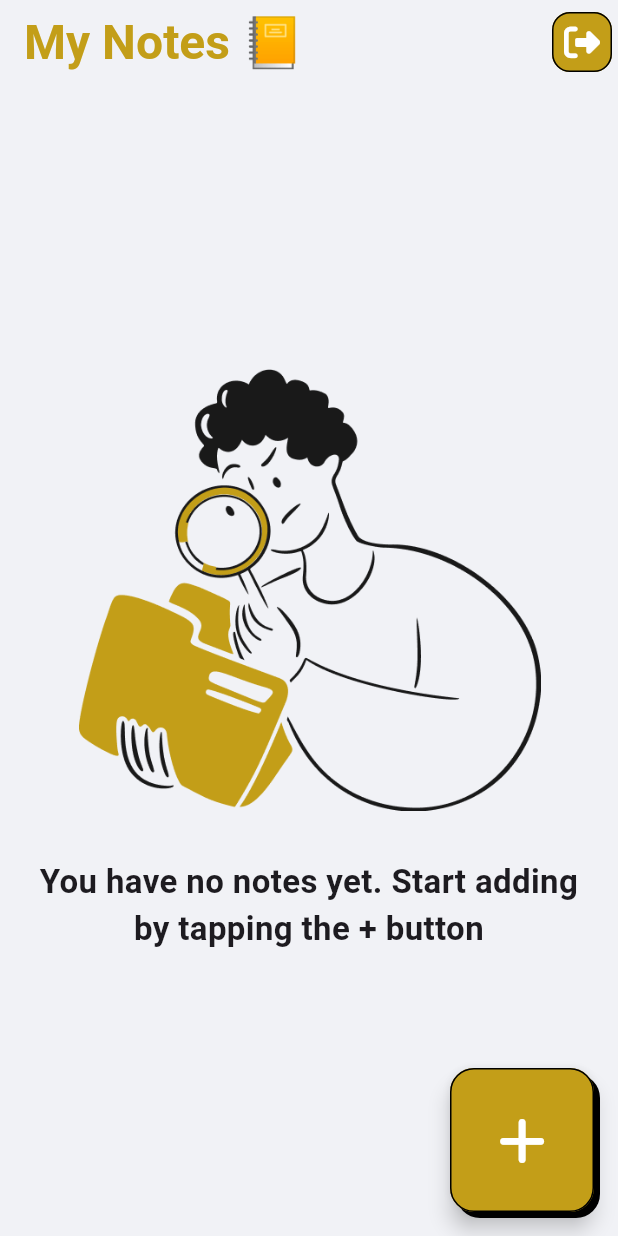
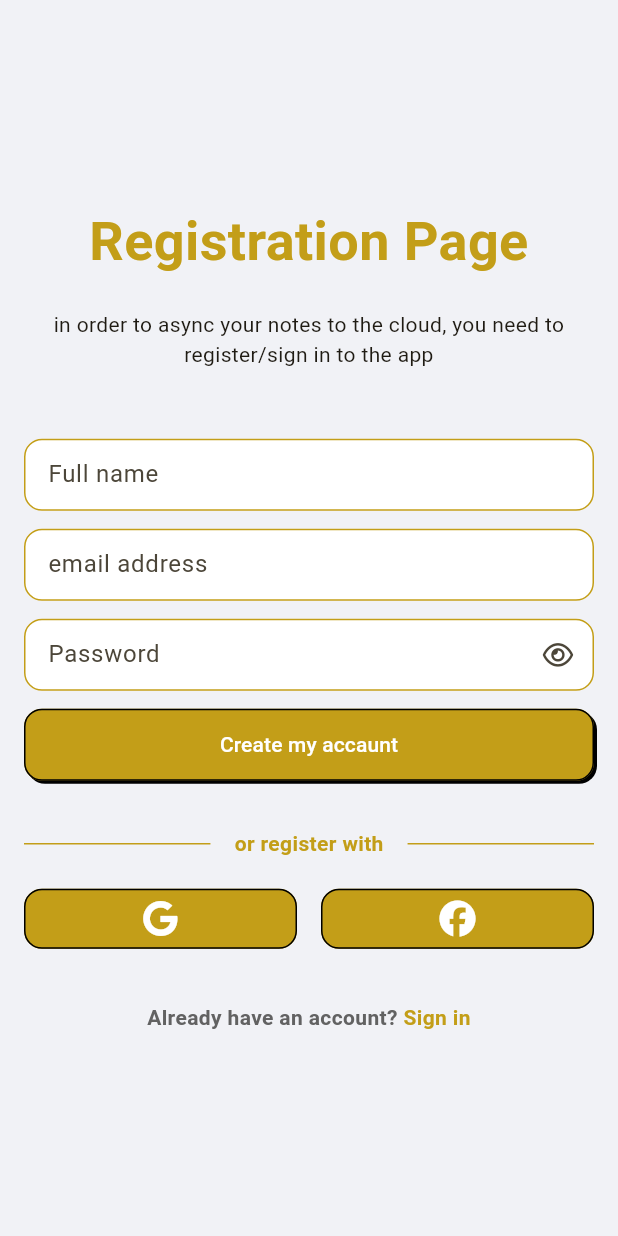
Before and after one commit to mutirov/noteapp, a Flutter app: the screen it shows after launch, on a phone screen of 412 x 824 dp. Run offline on Flutter 3.47's test engine with Material 3 defaults, Android fonts, the phone set to English and light mode, and no system bars; our stand-ins replace firebase_core, font_awesome_flutter; accounts and stored records are empty; Roboto replaces fonts that are missing (Fredoka, Poppins).

```diff
--- a/lib/change_notifiers/new_note_controller.dart
+++ b/lib/change_notifiers/new_note_controller.dart
@@ -3,6 +3,7 @@ import 'package:notes_app/change_notifiers/notes_provider.dart';
 import 'package:notes_app/models/note.dart';
 import 'package:provider/provider.dart';
 import 'package:collection/collection.dart';
+
 
 class NewNoteController extends ChangeNotifier {
   Note? _note;
--- /dev/null
+++ b/lib/change_notifiers/registration_controller.dart
@@ -0,0 +1,17 @@
+import 'package:flutter/material.dart';
+
+class RegistrationController extends ChangeNotifier {
+  bool _isRegisterMode = true;
+  bool get isRegisterMode => _isRegisterMode;
+  set isRegisterMode(bool value) {
+    _isRegisterMode = value;
+    notifyListeners();
+  }
+
+  bool _isPasswordHidden = true;
+  bool get isPasswordHidden => _isPasswordHidden;
+  set isPasswordHidden(bool value) {
+    _isPasswordHidden = value;
+    notifyListeners();
+  }
+}
--- a/lib/main.dart
+++ b/lib/main.dart
@@ -1,11 +1,19 @@
 import 'package:flutter/material.dart';
 import 'package:notes_app/change_notifiers/notes_provider.dart';
+import 'package:notes_app/change_notifiers/registration_controller.dart';
+import 'package:notes_app/pages/registration_page.dart';
 import 'package:notes_app/tools/constants.dart';
 import 'package:notes_app/pages/main_page.dart';
 import 'package:provider/provider.dart';
+import 'package:firebase_core/firebase_core.dart';
+import 'firebase_options.dart';
 
 
-void main() async {
+Future<void> main() async {
+  WidgetsFlutterBinding.ensureInitialized();
+await Firebase.initializeApp(
+  options: DefaultFirebaseOptions.currentPlatform,
+);
   runApp(const MyApp());
 }
 class MyApp extends StatelessWidget {
@@ -13,7 +21,11 @@ class MyApp extends StatelessWidget {
 
   @override
   Widget build(BuildContext context) {
-    return ChangeNotifierProvider(create: (context) => NotesProvider(),
+    return MultiProvider(
+      providers: [
+        ChangeNotifierProvider(create: (context) => NotesProvider()),
+        ChangeNotifierProvider(create: (context) => RegistrationController()),
+        ],
     child: MaterialApp(
       debugShowCheckedModeBanner: false,
       title: 'Take Notes',
@@ -21,7 +33,7 @@ class MyApp extends StatelessWidget {
         useMaterial3: true,
         fontFamily: 'Poppins',
         scaffoldBackgroundColor: background,
-        colorScheme: ColorScheme.fromSeed(seedColor: Colors.deepPurple),
+        colorScheme: ColorScheme.fromSeed(seedColor:primary),
         appBarTheme: Theme.of(context).appBarTheme.copyWith(
           backgroundColor: Colors.transparent,
           titleTextStyle: TextStyle(
@@ -32,7 +44,7 @@ class MyApp extends StatelessWidget {
           ),
         ),
       ),
-      home: MainPage(),
+      home:  RegistrationPage()  // MainPage(),
     ));
   }
 }
--- /dev/null
+++ b/lib/pages/registration_page.dart
@@ -0,0 +1,251 @@
+import 'package:flutter/gestures.dart';
+import 'package:flutter/material.dart';
+import 'package:notes_app/change_notifiers/registration_controller.dart';
+import 'package:notes_app/tools/constants.dart';
+import 'package:notes_app/tools/validator.dart';
+import 'package:notes_app/widgets/note_button.dart';
+import 'package:notes_app/widgets/note_form_field.dart';
+import 'package:font_awesome_flutter/font_awesome_flutter.dart';
+import 'package:notes_app/widgets/note_icon_button.dart';
+import 'package:notes_app/widgets/note_icon_button_outlined.dart';
+import 'package:provider/provider.dart';
+
+class RegistrationPage extends StatefulWidget {
+  const RegistrationPage({super.key});
+
+  @override
+  State<RegistrationPage> createState() => _RegistrationPageState();
+}
+
+class _RegistrationPageState extends State<RegistrationPage> {
+  late final RegistrationController _registrationController;
+  late TextEditingController _fullNameController = TextEditingController();
+  late TextEditingController _emailController = TextEditingController();
+  late TextEditingController _passwordController = TextEditingController();
+  late final GlobalKey<FormState> _formkey;
+
+  @override
+  void initState() {
+    super.initState();
+    _registrationController = context.read();
+    _fullNameController = TextEditingController();
+    _emailController = TextEditingController();
+    _passwordController = TextEditingController();
+    _formkey = GlobalKey();
+  }
+
+  @override
+  void dispose() {
+    _fullNameController.dispose();
+    _emailController.dispose();
+    _passwordController.dispose();
+    super.dispose();
+  }
+
+  @override
+  Widget build(BuildContext context) {
+    return Scaffold(
+      body: SafeArea(
+        child: Padding(
+          padding: const EdgeInsets.all(16.0),
+          child: Center(
+            child: SingleChildScrollView(
+              child: Selector<RegistrationController, bool>(
+                selector: (context, controller) => controller.isRegisterMode,
+                builder: (context, isRegisterMode, _) => Form(
+                  key: _formkey,
+                  child: Column(
+                    mainAxisAlignment: MainAxisAlignment.center,
+                    crossAxisAlignment: CrossAxisAlignment.stretch,
+                    children: [
+                      Text(
+                        isRegisterMode ? 'Registration Page' : 'Sign in',
+                        style: TextStyle(
+                          fontFamily: 'Fredoka',
+                          fontWeight: FontWeight.w600,
+                          color: primary,
+                          fontSize: 36,
+                        ),
+                        textAlign: TextAlign.center,
+                      ),
+                      SizedBox(height: 20),
+                      Text(
+                        'in order to async your notes to the cloud, you need to register/sign in to the app',
+                        textAlign: TextAlign.center,
+                      ),
+                      SizedBox(height: 46),
+                      if (isRegisterMode) ...[
+                        NoteFormField(
+                          controller: _fullNameController,
+                          labelText: 'Full name',
+                          textCapitalization: TextCapitalization.sentences,
+                          fillColor: white,
+                          filled: true,
+                          textInputAction: TextInputAction.next,
+                          validator: Validator.nameValidator,
+                        ),
+                        SizedBox(height: 12),
+                      ],
+                      NoteFormField(
+                        controller: _emailController,
+                        labelText: 'email address',
+                        keyboardType: TextInputType.emailAddress,
+                        textInputAction: TextInputAction.next,
+                        fillColor: white,
+                        filled: true,
+                        validator: Validator.emailValidator,
+                      ),
+                      SizedBox(height: 12),
+                      Selector<RegistrationController, bool>(
+                        selector: (_, controller) =>
+                            controller.isPasswordHidden,
+                        builder: (_, password, _) => NoteFormField(
+                          controller: _passwordController,
+                          labelText: 'Password',
+                          fillColor: white,
+                          filled: true,
+                          obscureText: password,
+                          suffixIcon: GestureDetector(
+                            child: IconButton(
+                              onPressed: () {
+                                _registrationController.isPasswordHidden =
+                                    !password;
+                              },
+                              icon: password
+                                  ? FaIcon(FontAwesomeIcons.eye)
+                                  : FaIcon(FontAwesomeIcons.eyeSlash),
+                            ),
+                          ),
+                          validator: Validator.passwordValidator,
+                        ),
+                      ),
+                      SizedBox(height: 12),
+                      if (!isRegisterMode) ...[
+                        Text(
+                          'Forgot password?',
+                          style: TextStyle(
+                            color: primary,
+                            fontWeight: FontWeight.bold,
+                          ),
+                        ),
+                        SizedBox(height: 24),
+                      ],
+                      SizedBox(
+                        height: 48,
+                        child: NoteButton(
+                          label: isRegisterMode
+                              ? 'Create my accaunt'
+                              : 'Sign in',
+                          onPressed: () {
+                            _formkey.currentState
+                                ?.validate(); // ?. Null değilse çalıştır, null ise geç.
+                            //Eğer _formKey.currentState null değilse, validate() fonksiyonunu çağır.
+                            //Eğer null ise, hiçbir şey yapma (çökme!).
+                          },
+                        ),
+                      ),
+                      SizedBox(height: 32),
+                      Row(
+                        mainAxisAlignment: MainAxisAlignment.center,
+                        children: [
+                          Expanded(
+                            child: Divider(color: primary, thickness: 1),
+                          ),
+                          Padding(
+                            padding: const EdgeInsets.symmetric(
+                              horizontal: 16.0,
+                            ),
+                            child: Text(
+                              isRegisterMode
+                                  ? 'or register with'
+                                  : 'or sign in with',
+                              style: TextStyle(
+                                color: primary,
+                                fontWeight: FontWeight.bold,
+                              ),
+                            ),
+                          ),
+                          Expanded(
+                            child: Divider(color: primary, thickness: 1),
+                          ),
+                        ],
+                      ),
+                      SizedBox(height: 16),
+                      Row(
+                        children: [
+                          Expanded(
+                            child: NoteIconButtonOutlined(
+                              icon: FontAwesomeIcons.google,
+                              onPressed: () {},
+                            ),
+                          ),
+                          SizedBox(width: 16),
+                          Expanded(
+                            child: NoteIconButtonOutlined(
+                              icon: FontAwesomeIcons.facebook,
+                              onPressed: () {},
+                            ),
+                          ),
+                        ],
+                      ),
+                      SizedBox(height: 32),
+                      Text.rich(
+                        TextSpan(
+                          text: isRegisterMode
+                              ? 'Already have an account? '
+                              : 'Don\'t have an account? ',
+                          style: TextStyle(
+                            color: gray700,
+                            fontWeight: FontWeight.bold,
+                          ),
+                          children: [
+                            TextSpan(
+                              text: isRegisterMode ? 'Sign in' : 'Register',
+                              style: TextStyle(
+                                color: primary,
+                                fontWeight: FontWeight.bold,
+                              ),
+                              recognizer: TapGestureRecognizer()
+                                ..onTap = () {
+                                  _registrationController.isRegisterMode =
+                                      !isRegisterMode;
+                                },
+                            ),
+                          ],
+                        ),
+                        textAlign: TextAlign.center,
+                      ),
+                      //  SizedBox(height: 32),
+                      // Row(
+                      //   mainAxisAlignment: MainAxisAlignment.center,
+                      //   children: [
+                      //     Text(
+                      //       isRegisterMode
+                      //           ? 'Already have an account?'
+                      //           : 'Don\'t have an account?',
+                      //     ),
+                      //     TextButton(
+                      //       onPressed: () {},
+                      //       child: Text(
+                      //         isRegisterMode ? 'Sign in' : 'Register',
+                      //         style: TextStyle(
+                      //           color: primary,
+                      //           fontWeight: FontWeight.bold,
+                      //         ),
+                      //       ),
+                      //     ),
+                      //   ],
+                      // ),
+                    ],
+                  ),
+                ),
+              ),
+            ),
+          ),
+        ),
+      ),
+    );
+  }
+}
+ // context.read<RegistrationController>().isRegisterMode = !isRegisterMode; same as  Provider.of();
+ // Provider.of<RegistrationController>( context,listen: false,)
--- /dev/null
+++ b/lib/tools/validator.dart
@@ -0,0 +1,58 @@
+class Validator {
+  Validator._();
+
+  static String? nameValidator(String? name) {
+    name = name?.trim() ?? ''; // Null ise sağdakini kullan.
+    //Eğer name null değilse, trim() fonksiyonunu çağırır.
+    //Eğer name null ise, trim() çağrılmaz ve null döner.
+    return name.isEmpty ? 'Full name is required' : null;
+  }
+
+  static const String _emailPattern =
+      r"(?:[a-z0-9!#$%&'*+/=?^_`{|}~-]+(?:\.[a-z0-9!#$%&'"
+      r'*+/=?^_`{|}~-]+)*|"(?:[\x01-\x08\x0b\x0c\x0e-\x1f\x21\x23-\x5b\x5d-'
+      r'\x7f]|\\[\x01-\x09\x0b\x0c\x0e-\x7f])*")@(?:(?:[a-z0-9](?:[a-z0-9-]*'
+      r'[a-z0-9])?\.)+[a-z0-9](?:[a-z0-9-]*[a-z0-9])?|\[(?:(?:(2(5[0-5]|[0-4]'
+      r'[0-9])|1[0-9][0-9]|[1-9]?[0-9]))\.){3}(?:(2(5[0-5]|[0-4][0-9])|1[0-9]'
+      r'[0-9]|[1-9]?[0-9])|[a-z0-9-]*[a-z0-9]:(?:[\x01-\x08\x0b\x0c\x0e-\x1f\'
+      r'x21-\x5a\x53-\x7f]|\\[\x01-\x09\x0b\x0c\x0e-\x7f])+)\])';
+
+  static String? emailValidator(String? email) {
+    email = email?.trim() ?? '';
+    return email.isEmpty
+        ? 'Email is required'
+        : !RegExp(_emailPattern).hasMatch(email)
+        ? 'Invalid email format'
+        : null;
+  }
+
+  static String? passwordValidator(String? password) {
+    password = password?.trim() ?? '';
+
+    String errorMessage = '';
+    if (password.isEmpty) {
+      errorMessage = 'Password is required';
+    } else {
+      if (password.length < 6) {
+        errorMessage = 'Password must be at least 6 characters';
+      }
+      if (!password.contains(RegExp(r'[A-Z]'))) {
+        errorMessage = '$errorMessage\nMust contain at least one uppercase letter';
+      }
+      if (!password.contains(RegExp(r'[a-z]'))) {
+        errorMessage = '$errorMessage\nMust contain at least one lowercase letter';
+      }
+      if (!password.contains(RegExp(r'[0-9]'))) {
+        errorMessage = '$errorMessage\nMust contain at least one number';
+      }
+    }
+
+    return errorMessage.isNotEmpty ? errorMessage.trim() : null;
+  }
+}
+
+// static, bir sınıfa ait olan alanları (field), metodları (function), ya da değişkenleri tanımlar.
+// Yani nesne (object) oluşturmadan da erişilebilir.
+// Eğer bir sınıfta static kullanmazsan, o öğeye erişmek için sınıftan bir nesne (instance) oluşturman gerekir.
+// Regular Expression / Düzenli İfade), metinlerde arama, eşleşme, filtreleme
+// veya doğrulama yapmak için kullanılan çok güçlü bir araçtır. E-posta geçerli mi? Sadece rakam mı? Şifre en az 8 karakter mi?
--- a/lib/widgets/new_tag_dialog.dart
+++ b/lib/widgets/new_tag_dialog.dart
@@ -1,10 +1,10 @@
 import 'package:flutter/material.dart';
-import 'package:notes_app/tools/constants.dart';
 import 'package:notes_app/widgets/note_button.dart';
+import 'package:notes_app/widgets/note_form_field.dart';
 
 class NewTagDialog extends StatefulWidget {
   const NewTagDialog({super.key, this.tag});
-    final String? tag;
+  final String? tag;
 
   @override
   State<NewTagDialog> createState() => _NewTagDialogState();
@@ -39,48 +39,36 @@ class _NewTagDialogState extends State<NewTagDialog> {
           textAlign: TextAlign.left,
         ),
         SizedBox(height: 8),
-        TextFormField(
-          autofocus: true,
-          validator: (value){
-            if(value!.trim().isEmpty){
+        NoteFormField(
+          validator: (value) {
+            if (value!.trim().isEmpty) {
               return 'Please enter a tag name';
-            }else if(value.trim().length > 16){
+            } else if (value.trim().length > 16) {
               return 'Tag name should not exceed 16 characters';
             }
             return null;
           },
-          key: _tagKey,
           onChanged: (newValue) {
             _tagKey.currentState?.validate();
           },
+          key: _tagKey,
+          hintText: 'Enter tag name',
           controller: _tagController,
-          decoration: InputDecoration(
-            hintText: 'Enter tag name',
-            contentPadding: EdgeInsets.symmetric(horizontal: 12, vertical: 12),
-            isDense: true,
-            enabledBorder: OutlineInputBorder(
-              borderRadius: BorderRadius.circular(12.0),
-              borderSide: BorderSide(color: primary),
-            ),
-            focusedBorder: OutlineInputBorder(
-              borderRadius: BorderRadius.circular(12.0),
-              borderSide: BorderSide(color: primary),
-            ),
-            focusedErrorBorder: OutlineInputBorder(
-              borderRadius: BorderRadius.circular(12.0),
-              borderSide: BorderSide(color: Colors.red),
-            ),
-          ),
+          autofocus: true,
         ),
         SizedBox(height: 16),
         SizedBox(
           width: double.infinity,
-          child: NoteButton(label: 'Add', onPressed: () {
+          child: NoteButton(
+            label: 'Add',
+            onPressed: () {
               if (_tagKey.currentState!.validate()) {
                 Navigator.pop(context, _tagController.text.trim());
               }
-            },),
+            },
           ),
-       ] );
+        ),
+      ],
+    );
   }
 }
--- /dev/null
+++ b/lib/widgets/note_form_field.dart
@@ -0,0 +1,70 @@
+import 'package:flutter/material.dart';
+import 'package:notes_app/tools/constants.dart';
+
+class NoteFormField extends StatelessWidget {
+  const NoteFormField({
+    super.key,
+    this.controller,
+    this.hintText,
+    this.validator,
+    this.onChanged,
+    this.autofocus = false,
+    this.filled,
+    this.fillColor,
+    this.labelText,
+    this.suffixIcon,
+    this.obscureText = false,
+    this.textCapitalization = TextCapitalization.none,
+    this.textInputAction,
+    this.keyboardType,
+  });
+  final TextEditingController? controller;
+  final String? hintText;
+  final String? Function(String?)? validator;
+  final Function(String)? onChanged;
+  final bool autofocus;
+  final bool? filled;
+  final Color? fillColor;
+  final String? labelText;
+  final Widget? suffixIcon;
+  final bool obscureText;
+  final TextCapitalization textCapitalization;
+  final TextInputAction? textInputAction;
+  final TextInputType? keyboardType;
+
+  @override
+  Widget build(BuildContext context) {
+    return TextFormField(
+      autofocus: autofocus,
+      validator: validator,
+      key: key,
+      onChanged: onChanged,
+      controller: controller,
+      decoration: InputDecoration(
+        hintText: hintText,
+        labelText: labelText,
+        suffixIcon: suffixIcon,
+        contentPadding: EdgeInsets.symmetric(horizontal: 12, vertical: 12),
+        isDense: true,
+        filled: filled,
+        fillColor: fillColor,
+        enabledBorder: OutlineInputBorder(
+          borderRadius: BorderRadius.circular(12.0),
+          borderSide: BorderSide(color: primary),
+        ),
+        focusedBorder: OutlineInputBorder(
+          borderRadius: BorderRadius.circular(12.0),
+          borderSide: BorderSide(color: primary),
+        ),
+        focusedErrorBorder: OutlineInputBorder(
+          borderRadius: BorderRadius.circular(12.0),
+          borderSide: BorderSide(color: Colors.red),
+        ),
+      ),
+      obscureText: obscureText,
+      textCapitalization: textCapitalization, // Buyuk harf ile baslar
+      textInputAction: textInputAction,
+      keyboardType: keyboardType,
+    );
+  }
+}
--- a/pubspec.yaml
+++ b/pubspec.yaml
@@ -38,10 +38,10 @@ dependencies:
   get_it: ^8.0.3
   font_awesome_flutter: ^10.8.0
   intl: ^0.20.2
-  isar: ^3.1.0+1
-  isar_flutter_libs: ^3.1.0+1
+
   path_provider: ^2.1.5
   firebase_core: ^3.15.2
+  firebase_auth: ^5.7.0
 
 
 
@@ -55,7 +55,6 @@ dev_dependencies:
   # package. See that file for information about deactivating specific lint
   # rules and activating additional ones.
   flutter_lints: ^6.0.0
-  isar_generator: ^3.1.0+1
   build_runner: ^2.4.13
 
 # For information on the generic Dart part of this file, see the
```
Also changed, not shown: pubspec.lock, 7 other files.
